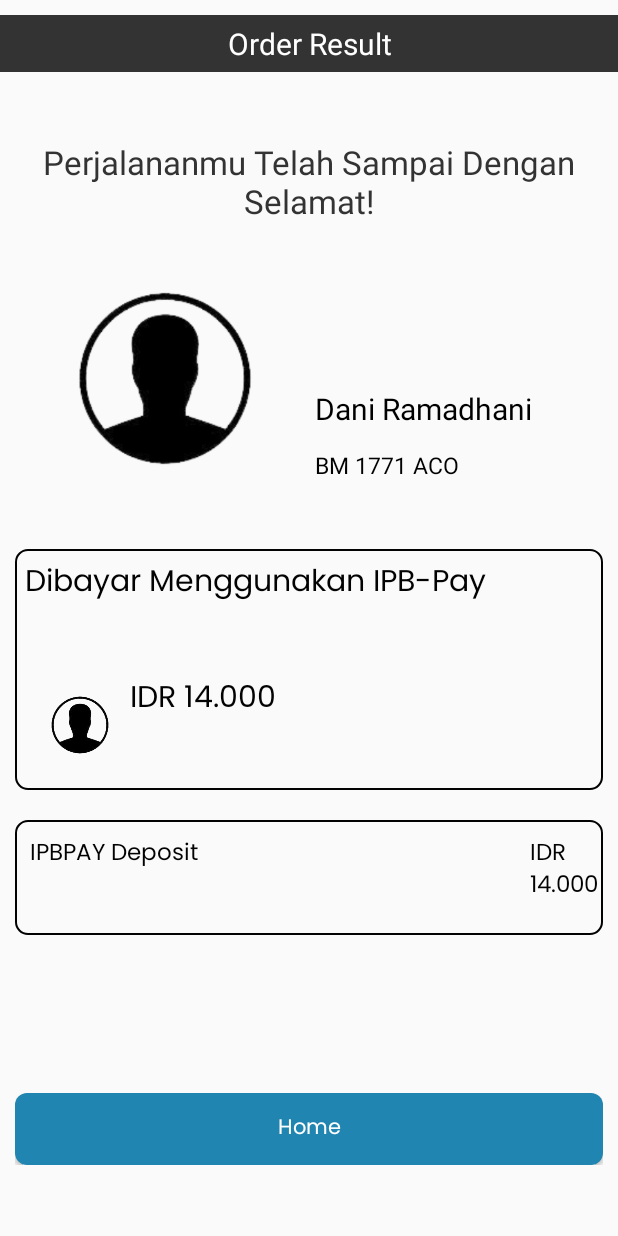
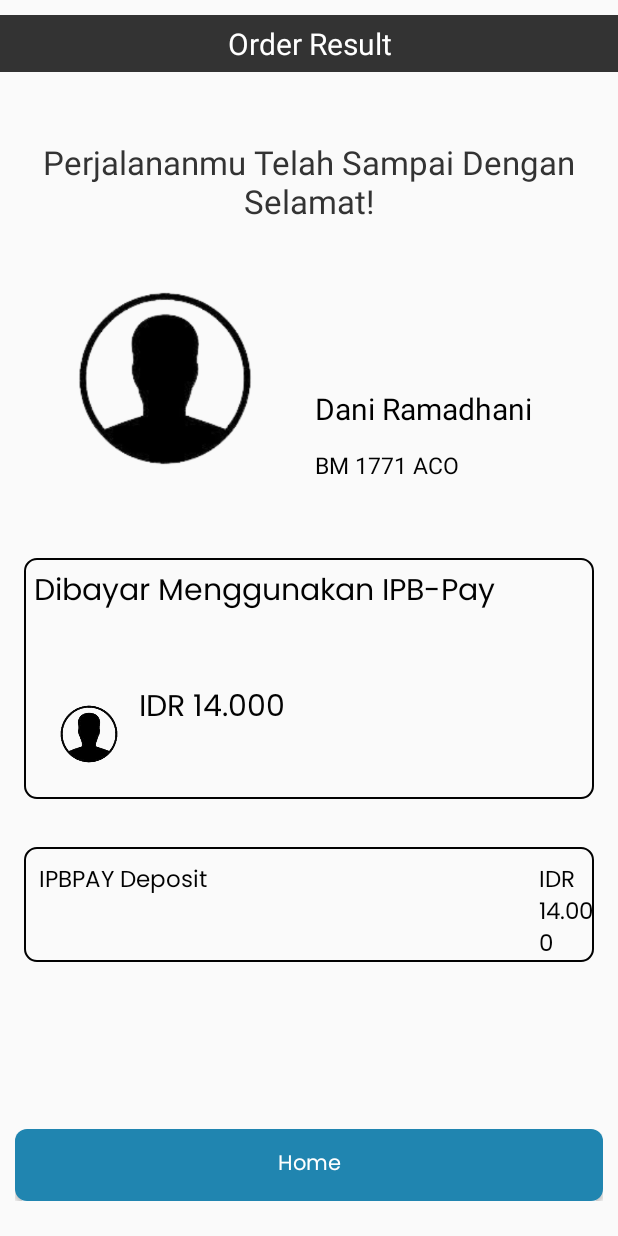
Before and after one commit to ariqlubis/Ojek, an Android app: the layout activity_result.xml on its own in the app's theme, with its tools: preview values and no code run, on a phone screen of 412 x 824 dp. Run offline under Robolectric (Android 15) with nearby library versions, the phone set to English and light mode, and no system bars.

Commit message:
updating
Signed-off-by: cokzy <darjeelingctf@gmail.com>

```diff
--- a/app/src/main/res/layout/activity_result.xml
+++ b/app/src/main/res/layout/activity_result.xml
@@ -44,7 +44,7 @@
         android:orientation="horizontal"
         android:layout_margin="10dp">
         <ImageView
-            android:id="@+id/imageView"
+            android:id="@+id/imageView2"
             android:layout_width="300px"
             android:layout_height="wrap_content"
             app:srcCompat="@drawable/driver" />
@@ -73,7 +73,7 @@
         android:layout_width="match_parent"
         android:layout_height="wrap_content"
         android:orientation="vertical"
-        android:layout_margin="10dp"
+        android:layout_margin="16dp"
         android:background="@drawable/shape_rectangle_outline_8_020202"
         tools:ignore="UselessParent">
 
@@ -115,7 +115,7 @@
         android:layout_width="match_parent"
         android:layout_height="wrap_content"
         android:orientation="vertical"
-        android:layout_margin="10dp"
+        android:layout_margin="16dp"
         android:background="@drawable/shape_rectangle_outline_8_020202"
         tools:ignore="UselessParent">
         <LinearLayout
@@ -149,9 +149,6 @@
         android:layout_marginTop="10dp"
         tools:ignore="UselessParent"
         android:gravity="end">
-
-
-
     <Button
         android:id="@+id/btnSignIn"
         style="@style/Button.Primary"
```
